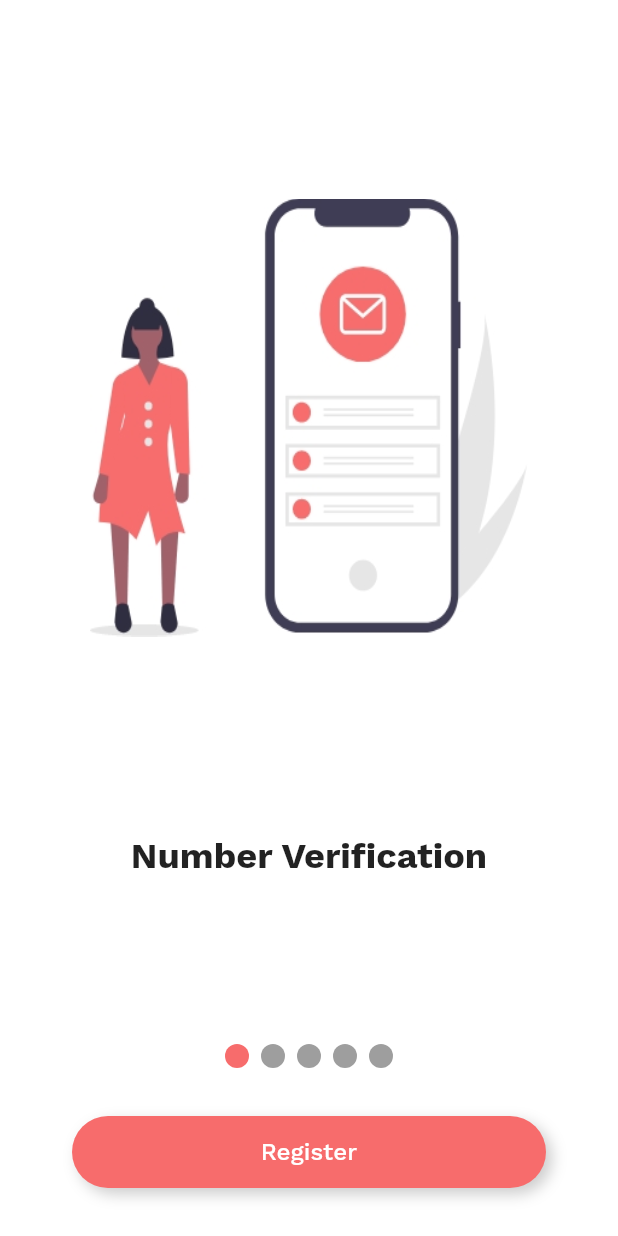
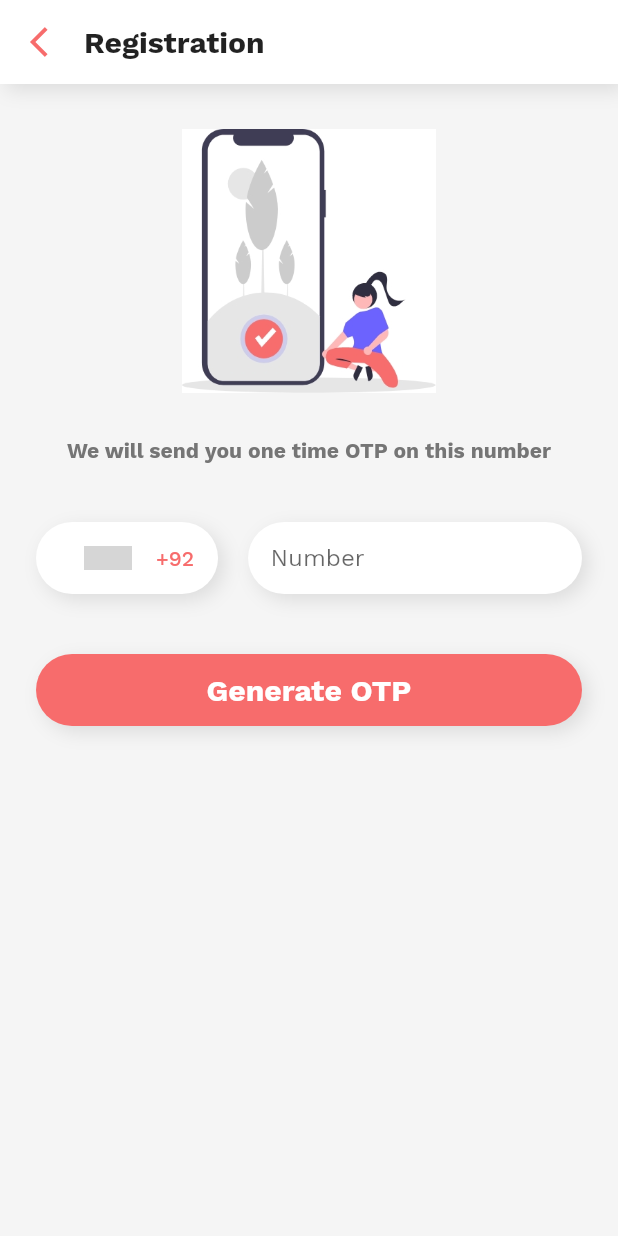
Before and after one commit to adnan0786/flutter_chat_app_learning, a Flutter app: the screen it shows after launch, after a tap on "Register", on a phone screen of 412 x 824 dp. Run offline on Flutter 3.47's test engine with Material 2 defaults, Android fonts, the phone set to English and light mode, and no system bars; drawn by our look-alikes of country_code_picker, smooth_page_indicator; our stand-ins replace firebase_auth, firebase_core, flutter_spinkit, get, loading_overlay, pin_input_text_field and 1 more; accounts and stored records are empty; grey boxes are pictures that could not be loaded.

Commit message:
Number Verification

```diff
--- /dev/null
+++ b/lib/bindings/initial_binding.dart
@@ -0,0 +1,10 @@
+import 'package:flutter_chat_app_learning/controllers/login_controller.dart';
+import 'package:get/get.dart';
+
+class InitialBinding extends Bindings {
+  @override
+  void dependencies() {
+    // here we init our controllers or initial things
+    Get.lazyPut(() => LoginController());
+  }
+}
--- /dev/null
+++ b/lib/controllers/login_controller.dart
@@ -0,0 +1,49 @@
+import 'package:flutter/cupertino.dart';
+import 'package:flutter_chat_app_learning/network/app_firebase.dart';
+import 'package:flutter_chat_app_learning/screens/get_user_data_screen.dart';
+import 'package:get/get.dart';
+import 'package:firebase_auth/firebase_auth.dart';
+
+class LoginController extends GetxController {
+  TextEditingController numberController = TextEditingController();
+  TextEditingController otpController = TextEditingController();
+  String code = "+92";
+  RxString numberError = RxString("");
+  RxString pinError = RxString("");
+  FirebaseAuth auth = FirebaseAuth.instance;
+  AppFirebase appFirebase = AppFirebase();
+  late String number;
+  RxBool isLoading = RxBool(false);
+
+  @override
+  void onClose() {
+    super.onClose();
+    numberController.dispose();
+    otpController.dispose();
+  }
+
+  void sendOTP() async {
+    if (numberController.text.isEmpty) {
+      numberError("Field is required");
+    } else if (numberController.text.length < 10) {
+      numberError.value = "Invalid Number";
+    } else {
+      numberError("");
+      number = code + numberController.text;
+      await appFirebase.sendVerificationCode(number);
+    }
+  }
+
+  void verifyOTP() async {
+    if (otpController.text.isEmpty) {
+      pinError.value = "Field is required";
+    } else if (otpController.text.length < 6) {
+      pinError.value = "Invalid Pin";
+    } else {
+      isLoading.value = true;
+      await appFirebase.verifyOTP(otpController.text);
+      isLoading.value = false;
+      Get.off(const UserDataScreen());
+    }
+  }
+}
--- a/lib/main.dart
+++ b/lib/main.dart
@@ -2,6 +2,8 @@ import 'package:flutter/material.dart';
 import 'package:flutter/services.dart';
 import 'package:firebase_core/firebase_core.dart';
 import 'package:flutter_chat_app_learning/appTheme.dart';
+import 'package:flutter_chat_app_learning/bindings/initial_binding.dart';
+import 'package:flutter_chat_app_learning/screens/get_user_data_screen.dart';
 import 'package:get/get.dart';
 
 import 'screens/splash_screen.dart';
@@ -28,8 +30,12 @@ class MyApp extends StatelessWidget {
       theme: lightThemeData(context),
       themeMode: ThemeMode.system,
       debugShowCheckedModeBanner: false,
+      initialBinding: InitialBinding(),
       getPages: [
-        GetPage(name: Routes.SPLASH_SCREEN,page: ()=>const SplashScreen())
+
+        GetPage(name: Routes.SPLASH_SCREEN,page: ()=>const SplashScreen()),
+        GetPage(name: Routes.DATA,page: ()=>const UserDataScreen()),
+
       ],
 
       initialRoute: Routes.SPLASH_SCREEN,
@@ -39,4 +45,5 @@ class MyApp extends StatelessWidget {
 
 class Routes {
   static const String SPLASH_SCREEN = "/";
+  static const String DATA = "/data";
 }
--- /dev/null
+++ b/lib/network/app_firebase.dart
@@ -0,0 +1,33 @@
+import 'package:firebase_auth/firebase_auth.dart';
+import 'package:firebase_core/firebase_core.dart';
+import 'package:flutter_chat_app_learning/screens/verfication_screen.dart';
+import 'package:get/get.dart';
+import 'package:shared_preferences/shared_preferences.dart';
+
+class AppFirebase {
+  Future<void> sendVerificationCode(String number) async {
+    await FirebaseAuth.instance.verifyPhoneNumber(
+        phoneNumber: number,
+        verificationCompleted: (PhoneAuthCredential credential) {
+          printInfo(info: "user verified");
+        },
+        verificationFailed: (FirebaseAuthException e) {
+          printError(info: e.message!);
+        },
+        codeSent: (String verificationId, int? resendToken) async {
+          SharedPreferences pref = await SharedPreferences.getInstance();
+          await pref.setString("code", verificationId);
+          Get.to(const VerificationScreen());
+        },
+        timeout: const Duration(seconds: 60),
+        codeAutoRetrievalTimeout: (String verificationId) {});
+  }
+
+  Future<void> verifyOTP(String otp) async {
+    SharedPreferences pref = await SharedPreferences.getInstance();
+    String? verificationId = pref.getString("code");
+    PhoneAuthCredential credential = PhoneAuthProvider.credential(
+        verificationId: verificationId!, smsCode: otp);
+    await FirebaseAuth.instance.signInWithCredential(credential);
+  }
+}
--- a/lib/screens/introduction_screen.dart
+++ b/lib/screens/introduction_screen.dart
@@ -1,8 +1,9 @@
 import 'package:flutter/material.dart';
 import 'package:flutter_chat_app_learning/models/intro_model.dart';
 import 'package:smooth_page_indicator/smooth_page_indicator.dart';
-
+import 'package:get/get.dart';
 import '../widgets/intro_view.dart';
+import 'number_screen.dart';
 
 class IntroductionScreen extends StatelessWidget {
   IntroductionScreen({Key? key}) : super(key: key);
@@ -68,7 +69,7 @@ class IntroductionScreen extends StatelessWidget {
           SmoothPageIndicator(
               controller: pageController, // PageController
               count: introPageList.length,
-              effect: SlideEffect(
+              effect: WormEffect(
                 dotColor: Colors.grey,
                 activeDotColor: Theme.of(context).primaryColor,
               ),
@@ -96,7 +97,9 @@ class IntroductionScreen extends StatelessWidget {
               child: Material(
                 color: Colors.transparent,
                 child: InkWell(
-                  onTap: () {},
+                  onTap: () {
+                    Get.to(const NumberScreen());
+                  },
                   borderRadius: BorderRadius.circular(24),
                   child: const Center(
                     child: Text(
--- /dev/null
+++ b/lib/screens/number_screen.dart
@@ -0,0 +1,244 @@
+import 'package:flutter/foundation.dart';
+import 'package:flutter/material.dart';
+import 'package:flutter_chat_app_learning/controllers/login_controller.dart';
+import 'package:flutter_chat_app_learning/screens/verfication_screen.dart';
+import 'package:get/get.dart';
+import 'package:country_code_picker/country_code_picker.dart';
+
+class NumberScreen extends GetView<LoginController> {
+  const NumberScreen({Key? key}) : super(key: key);
+
+  @override
+  Widget build(BuildContext context) {
+    return Scaffold(
+      body: InkWell(
+        splashColor: Colors.transparent,
+        highlightColor: Colors.transparent,
+        focusColor: Colors.transparent,
+        onTap: () {
+          FocusScope.of(context).requestFocus(FocusNode());
+        },
+        child: Column(
+          children: [
+            Padding(
+              padding: EdgeInsets.only(
+                top: MediaQuery.of(context).padding.top,
+              ),
+              child: Container(
+                height: AppBar().preferredSize.height,
+                decoration: BoxDecoration(boxShadow: [
+                  BoxShadow(
+                    color: Theme.of(context).disabledColor.withOpacity(0.1),
+                    offset: const Offset(4, 4),
+                    blurRadius: 10,
+                  ),
+                ], color: Theme.of(context).backgroundColor),
+                child: Row(
+                  children: [
+                    Padding(
+                      padding: const EdgeInsets.only(left: 8),
+                      child: SizedBox(
+                        width: AppBar().preferredSize.height - 8,
+                        height: AppBar().preferredSize.height - 8,
+                        child: Material(
+                          color: Colors.transparent,
+                          borderRadius: BorderRadius.circular(32),
+                          child: InkWell(
+                            onTap: () {
+                              Get.back();
+                            },
+                            child: Padding(
+                              padding: const EdgeInsets.all(8),
+                              child: Icon(
+                                Icons.arrow_back_ios,
+                                color: Theme.of(context).primaryColor,
+                              ),
+                            ),
+                          ),
+                        ),
+                      ),
+                    ),
+                    const Expanded(
+                      child: Text(
+                        "Registration",
+                        style: TextStyle(
+                          fontWeight: FontWeight.bold,
+                          fontSize: 20,
+                        ),
+                      ),
+                    ),
+                  ],
+                ),
+              ),
+            ),
+            Expanded(
+                child: SingleChildScrollView(
+              child: Column(
+                mainAxisAlignment: MainAxisAlignment.spaceBetween,
+                crossAxisAlignment: CrossAxisAlignment.center,
+                children: [
+                  Padding(
+                    padding: const EdgeInsets.all(30),
+                    child: AspectRatio(
+                      aspectRatio: 2,
+                      child: Image.asset("assets/images/otp.jpg"),
+                    ),
+                  ),
+                  Padding(
+                    padding: const EdgeInsets.only(
+                      left: 20,
+                      right: 20,
+                    ),
+                    child: Text(
+                      "We will send you one time OTP on this number",
+                      textAlign: TextAlign.center,
+                      style: TextStyle(
+                          fontWeight: FontWeight.bold,
+                          color: Colors.grey.shade600),
+                    ),
+                  ),
+                  Padding(
+                    padding: const EdgeInsets.only(
+                      left: 24,
+                      right: 24,
+                      top: 40,
+                    ),
+                    child: Row(
+                      mainAxisAlignment: MainAxisAlignment.spaceEvenly,
+                      crossAxisAlignment: CrossAxisAlignment.start,
+                      children: [
+                        Container(
+                          height: 48,
+                          decoration: BoxDecoration(
+                              borderRadius: BorderRadius.circular(30),
+                              color: Theme.of(context).backgroundColor,
+                              boxShadow: [
+                                BoxShadow(
+                                  color: Theme.of(context)
+                                      .disabledColor
+                                      .withOpacity(0.1),
+                                  offset: const Offset(4, 4),
+                                  blurRadius: 10,
+                                )
+                              ]),
+                          child: CountryCodePicker(
+                            initialSelection: 'PK',
+                            favorite: const ['+92', 'PK'],
+                            closeIcon: Icon(
+                              Icons.close,
+                              color: Theme.of(context).primaryColor,
+                            ),
+                            textStyle: TextStyle(
+                              color: Theme.of(context).primaryColor,
+                            ),
+                            onChanged: (countryCode) {
+                              if (kDebugMode) {
+                                print(countryCode.dialCode);
+                              }
+                            },
+                          ),
+                        ),
+                        const SizedBox(
+                          width: 20,
+                        ),
+                        Expanded(
+                          child: Container(
+                            decoration: BoxDecoration(
+                                borderRadius: BorderRadius.circular(30),
+                                color: Theme.of(context).backgroundColor,
+                                boxShadow: [
+                                  BoxShadow(
+                                    color: Theme.of(context)
+                                        .disabledColor
+                                        .withOpacity(0.1),
+                                    offset: const Offset(4, 4),
+                                    blurRadius: 10,
+                                  )
+                                ]),
+                            child: Padding(
+                              padding: const EdgeInsets.only(
+                                left: 15,
+                                right: 15,
+                              ),
+                              child: SizedBox(
+                                height: 48,
+                                child: Center(
+                                  child: Obx(() => TextField(
+                                        controller: controller.numberController,
+                                        keyboardType: TextInputType.number,
+                                        cursorColor:
+                                            Theme.of(context).primaryColor,
+                                        maxLines: 1,
+                                        decoration: InputDecoration(
+                                          errorMaxLines: 1,
+                                          contentPadding: const EdgeInsets.only(
+                                            top: 5,
+                                            bottom: 5,
+                                          ),
+                                          errorText: controller
+                                                  .numberError.value.isEmpty
+                                              ? null
+                                              : controller.numberError.value,
+                                          border: InputBorder.none,
+                                          hintText: "Number",
+                                        ),
+                                      )),
+                                ),
+                              ),
+                            ),
+                          ),
+                        )
+                      ],
+                    ),
+                  ),
+                  Padding(
+                    padding: const EdgeInsets.only(
+                      left: 24,
+                      right: 24,
+                      top: 40,
+                    ),
+                    child: Container(
+                      height: 48,
+                      decoration: BoxDecoration(
+                          borderRadius: BorderRadius.circular(30),
+                          color: Theme.of(context).primaryColor,
+                          boxShadow: [
+                            BoxShadow(
+                              color: Theme.of(context)
+                                  .disabledColor
+                                  .withOpacity(0.1),
+                              offset: const Offset(4, 4),
+                              blurRadius: 10,
+                            )
+                          ]),
+                      child: Material(
+                        color: Colors.transparent,
+                        child: InkWell(
+                          onTap: () {
+                            controller.sendOTP();
+                            // Get.to(const VerificationScreen());
+                          },
+                          borderRadius: BorderRadius.circular(30),
+                          child: const Center(
+                            child: Text(
+                              "Generate OTP",
+                              style: TextStyle(
+                                color: Colors.white,
+                                fontWeight: FontWeight.bold,
+                                fontSize: 20,
+                              ),
+                            ),
+                          ),
+                        ),
+                      ),
+                    ),
+                  )
+                ],
+              ),
+            ))
+          ],
+        ),
+      ),
+    );
+  }
+}
--- a/lib/screens/splash_screen.dart
+++ b/lib/screens/splash_screen.dart
@@ -1,6 +1,7 @@
-
 import 'package:flutter/material.dart';
-
+import 'package:flutter_chat_app_learning/controllers/login_controller.dart';
+import 'package:flutter_chat_app_learning/main.dart';
+import 'package:get/get.dart';
 import 'introduction_screen.dart';
 
 class SplashScreen extends StatefulWidget {
@@ -52,8 +53,13 @@ class _SplashScreenState extends State<SplashScreen>
     });
 
     Future.delayed(const Duration(seconds: 4), () {
-      Navigator.push(context,
-          MaterialPageRoute(builder: (context) => IntroductionScreen()));
+      LoginController controller = Get.find<LoginController>();
+      if (controller.auth.currentUser != null) {
+        Get.offAllNamed(Routes.DATA);
+      } else {
+        Navigator.push(context,
+            MaterialPageRoute(builder: (context) => IntroductionScreen()));
+      }
     });
     super.initState();
   }
--- a/pubspec.yaml
+++ b/pubspec.yaml
@@ -51,6 +51,11 @@ dev_dependencies:
   cloud_firestore: ^3.1.10
   get: ^4.6.1
   smooth_page_indicator: ^1.0.0+2
+  pin_input_text_field: ^4.1.2
+  loading_overlay: ^0.3.0
+  flutter_spinkit: ^5.1.0
+  country_code_picker: ^2.0.2
+  shared_preferences: ^2.0.13
 
 # For information on the generic Dart part of this file, see the
 # following page: https://dart.dev/tools/pub/pubspec
```
Also changed, not shown: lib/screens/get_user_data_screen.dart (added, +10 -0 lines), lib/screens/verfication_screen.dart (added, +182 -0 lines), pubspec.lock.
